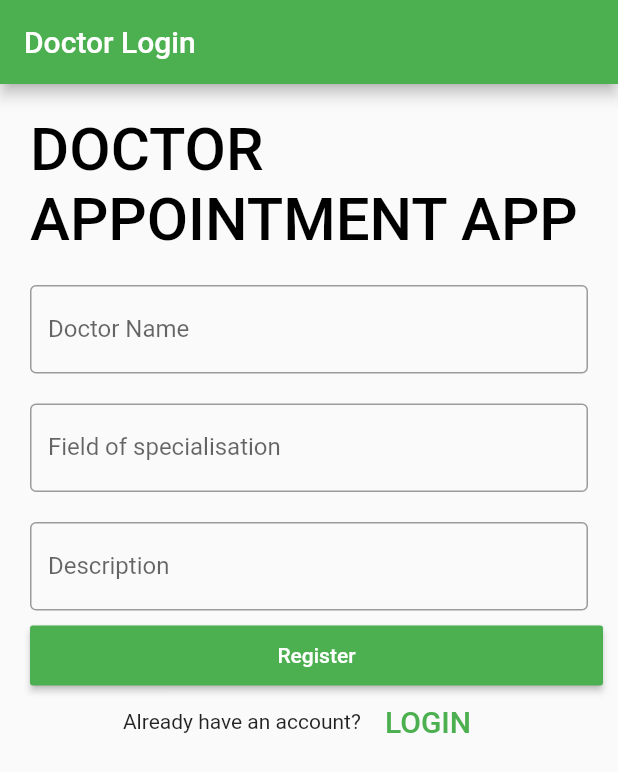
After one commit to Rishab1goel/doctor_appointment_booking, a Flutter app: the screen it shows after launch, after a tap on "Get Started", on a phone screen of 412 x 824 dp. The commit adds this screen. Shown: the top 772 px of the screen. Run offline on Flutter 3.47's test engine with Material 2 defaults, Android fonts, the phone set to English and light mode, and no system bars.

Commit message:
first commit

```diff
--- a/lib/HomePage.dart
+++ b/lib/HomePage.dart
@@ -100,11 +100,11 @@ class _MyFirstPageState extends State<MyFirstPage> {
                         ),
                       ),
                       Text("Chief Doctors",style: TextStyle(fontSize: 25,fontWeight: FontWeight.w800),),
+                      // ignore: file_names
                       SizedBox(height: 20,),
-                      Container(
-                        height: 400,
-                        child: SingleChildScrollView(
-                          physics: BouncingScrollPhysics(),
+                      SingleChildScrollView(
+                        physics: BouncingScrollPhysics(),
+                        child: Expanded(
                           child: Column(
                             children: [
                               createDocWidget("doc1.png","Susan Thomas"),
@@ -117,8 +117,8 @@ class _MyFirstPageState extends State<MyFirstPage> {
 
                             ],
                           ),
+                        ),
 
-                        ),
                       ),
                     ],
                   ),
@@ -164,11 +164,11 @@ class _MyFirstPageState extends State<MyFirstPage> {
               crossAxisAlignment: CrossAxisAlignment.end,
               children: [
                 Container(
-                  width: 70,
+                  width: 40,
                   height: 90,
                   decoration: BoxDecoration(
                     image: DecorationImage(
-                      image: AssetImage('assets/&imgName'),
+                      image: AssetImage('assets/$imgName'),
                       fit: BoxFit.cover,
                     ),
                   ),
--- a/lib/docinfo.dart
+++ b/lib/docinfo.dart
@@ -128,12 +128,12 @@ class _docInfoPageState extends State<docInfoPage> {
               child: Column(
                 mainAxisAlignment: MainAxisAlignment.center,
                 children: <Widget>[
-                  Text("&date",style: TextStyle(
+                  Text("$date",style: TextStyle(
                     color:dateColor,
                     fontSize: 30,
                     fontWeight: FontWeight.w800,
                   ),),
-                  Text("&month",style: TextStyle(color: dateColor,fontSize: 20,fontWeight: FontWeight.w800),),
+                  Text("$month",style: TextStyle(color: dateColor,fontSize: 20,fontWeight: FontWeight.w800),),
 
                 ],
               ),
@@ -142,8 +142,8 @@ class _docInfoPageState extends State<docInfoPage> {
             Column(
               crossAxisAlignment: CrossAxisAlignment.start,
               children: [
-                Text("&slotType",style: TextStyle(color: dateColor,fontSize: 20,fontWeight: FontWeight.w800),),
-                Text("&time",style: TextStyle(color: dateColor,fontSize: 17,fontWeight: FontWeight.w600),),
+                Text("$slotType",style: TextStyle(color: dateColor,fontSize: 20,fontWeight: FontWeight.w800),),
+                Text("$time",style: TextStyle(color: dateColor,fontSize: 17,fontWeight: FontWeight.w600),),
 
               ],
 
--- /dev/null
+++ b/lib/login.dart
@@ -0,0 +1,115 @@
+import 'package:flutter/material.dart';
+import 'HomePage.dart';
+
+class Login extends StatelessWidget {
+  @override
+  Widget build(BuildContext context) {
+    return MaterialApp(
+      debugShowCheckedModeBanner: false,
+      home: LoginPage(),
+      routes: {
+        '/home_page': (context)=>HomePage(),
+      },
+    );
+  }
+
+}
+class LoginPage extends StatefulWidget {
+  @override
+  _LoginPageState createState() => _LoginPageState();
+}
+
+class _LoginPageState extends State<LoginPage> {
+  @override
+  Widget build(BuildContext context) {
+    return Scaffold(
+        appBar: AppBar(
+          backgroundColor: Colors.green,
+          title: Text('Doctor Login'),
+        ),
+        body: Padding(
+            padding: EdgeInsets.all(10),
+            child: ListView(
+              children: <Widget>[
+                Container(
+                    alignment: Alignment.center,
+                    padding: EdgeInsets.all(10),
+                    child: Text(
+                      'DOCTOR APPOINTMENT APP',
+                      style: TextStyle(
+                          color: Colors.black,
+                          fontWeight: FontWeight.w500,
+                          fontSize: 40),
+                    )),
+                Container(
+                  padding: EdgeInsets.all(10),
+                  child: TextField(
+                      decoration: InputDecoration(
+                      border: OutlineInputBorder(),
+                      labelText: 'Doctor Name',
+                    ),
+                  ),
+                ),
+
+                Container(
+                  padding: EdgeInsets.all(10),
+                  child: TextField(
+                    decoration: InputDecoration(
+                      border: OutlineInputBorder(),
+                      labelText: 'Field of specialisation',
+                    ),
+                  ),
+                ),
+
+                Container(
+                  padding: EdgeInsets.fromLTRB(10, 10, 10, 0),
+                  child: TextField(
+                    obscureText: true,
+                    decoration: InputDecoration(
+                      border: OutlineInputBorder(),
+                      labelText: 'Description',
+                    ),
+                  ),
+                ),
+
+                Container(
+                    height: 50,
+                    padding: EdgeInsets.fromLTRB(10, 10,0, 0),
+                    child: RaisedButton(
+                      textColor: Colors.white,
+                      color: Colors.green,
+                      child: Text('Register'),
+                      onPressed: () {
+                        Navigator.push(
+
+                          context,MaterialPageRoute(builder: (context) =>HomePage()),
+                        );
+
+                        },
+                    )),
+                Container(
+                    child: Row(
+                      children: <Widget>[
+                        Text('Already have an account?'),
+                        FlatButton(
+                          textColor: Colors.green,
+                          child: Text(
+                            'LOGIN',
+                            style: TextStyle(fontSize: 20),
+                          ),
+                          onPressed: () {
+                            Navigator.push(
+
+                              context,MaterialPageRoute(builder: (context) =>HomePage()),
+                            );
+
+                            //signup screen
+                          },
+                        )
+                      ],
+                      mainAxisAlignment: MainAxisAlignment.center,
+                    ))
+              ],
+            )));
+  }
+}
--- a/lib/main.dart
+++ b/lib/main.dart
@@ -1,6 +1,6 @@
 import 'package:doctorappointmentbookingapp/colorScheme.dart';
 import 'package:flutter/material.dart';
-import 'HomePage.dart';
+import 'login.dart';
 
 void main(){
 
@@ -14,7 +14,7 @@ class MyApp extends StatelessWidget {
       debugShowCheckedModeBanner: false,
       home: MyHomePage(),
       routes:{
-       '/home_page': (context)=>HomePage(),
+       '/login_page': (context)=>Login(),
       },
     );
   }
@@ -108,7 +108,7 @@ class _MyHomePageState extends State<MyHomePage> {
     );
   }
   void openHomePage(){
- Navigator.pushNamed(context,'/home_page');
+ Navigator.pushNamed(context,'/login_page');
 
   }
 
@@ -132,7 +132,7 @@ class pathPainter extends CustomPainter{
 
   @override
   bool shouldRepaint(CustomPainter oldDelegate) {
-    // TODO: implement shouldRepaint
+
     return true;
   }
 
```
